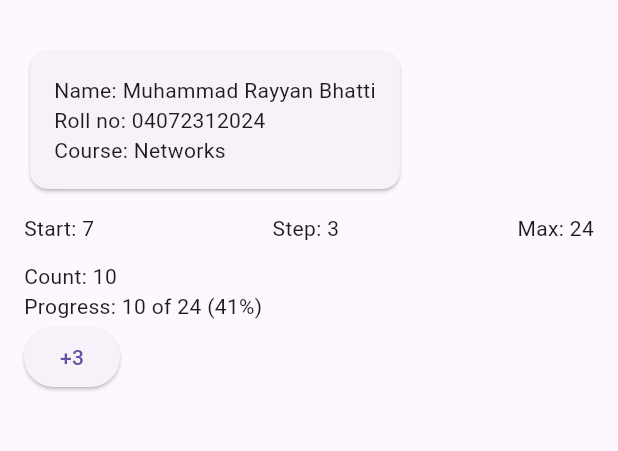
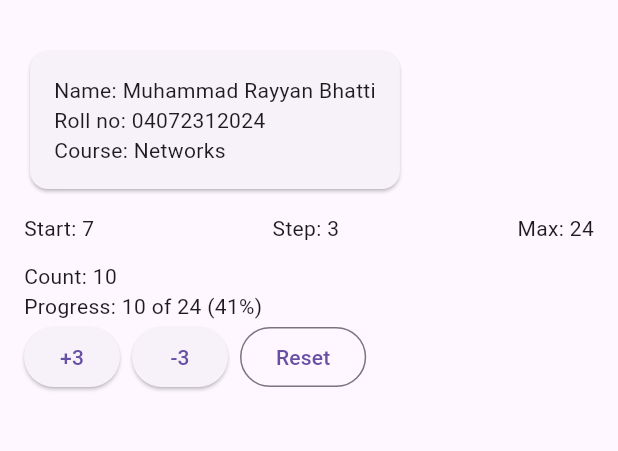
Before and after one commit to Calipha-Rayyan/Mobile-Application-Development, a Flutter app: the screen it shows after launch, after a tap on an icon or button, on a phone screen of 412 x 824 dp, the part 63-514 px from its top. Run offline on Flutter 3.47's test engine with Material 3 defaults, Android fonts, the phone set to English and light mode, and no system bars.

Commit message:
Flutter lab: step 6

```diff
--- a/flutter_lab/lib/main.dart
+++ b/flutter_lab/lib/main.dart
@@ -166,12 +166,35 @@ class Tally extends StatefulWidget {
   State<Tally> createState() => _TallyState();
 }
 
+
+// Hot reload normally preserves the existing State and its count.
+// Hot restart recreates the app and resets the count to startCount.
 class _TallyState extends State<Tally> {
   int _count = startCount;
 
   void _plus() {
     setState(() {
       _count += stepSize;
+
+      if (_count > maxCount) {
+        _count = maxCount;
+      }
+    });
+  }
+
+  void _minus() {
+    setState(() {
+      _count -= stepSize;
+
+      if (_count < 0) {
+        _count = 0;
+      }
+    });
+  }
+
+  void _reset() {
+    setState(() {
+      _count = startCount;
     });
   }
 
@@ -194,6 +217,18 @@ class _TallyState extends State<Tally> {
               key: const Key('plus'),
               onPressed: _plus,
               child: Text('+$stepSize'),
+            ),
+            const SizedBox(width: 8),
+            ElevatedButton(
+              key: const Key('minus'),
+              onPressed: _minus,
+              child: Text('-$stepSize'),
+            ),
+            const SizedBox(width: 8),
+            OutlinedButton(
+              key: const Key('reset'),
+              onPressed: _reset,
+              child: const Text('Reset'),
             ),
           ],
         ),
```
